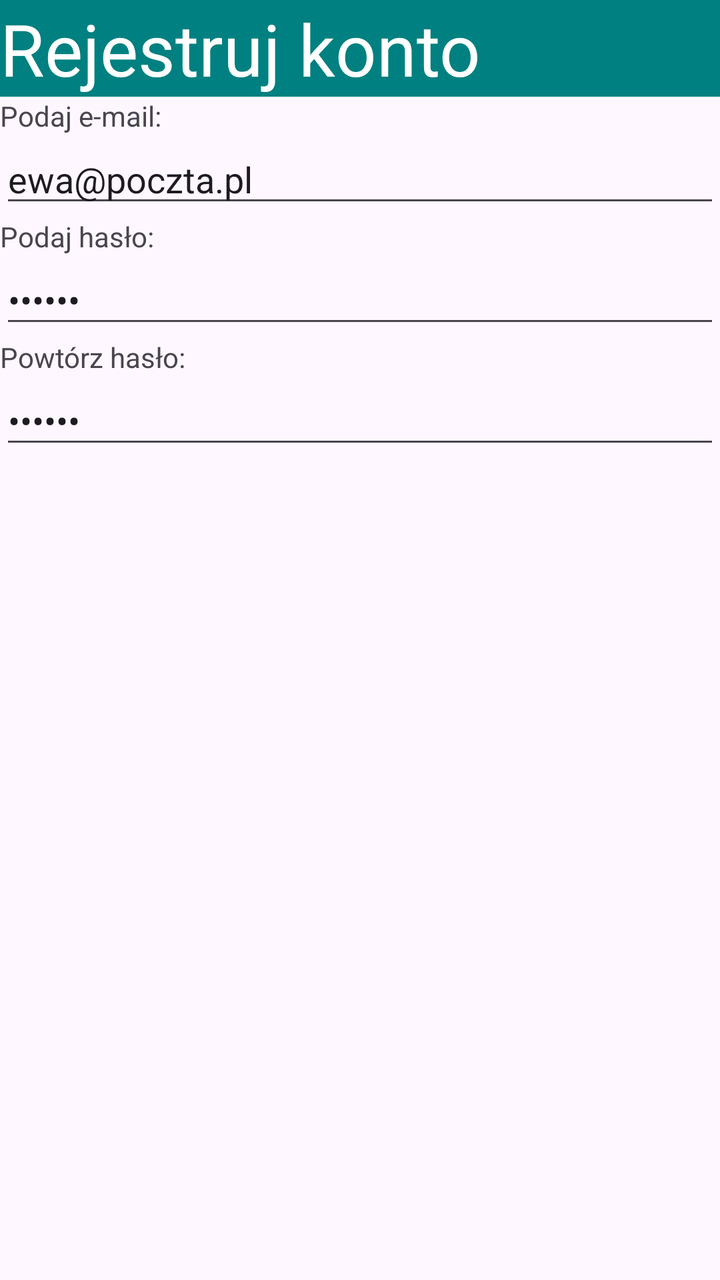
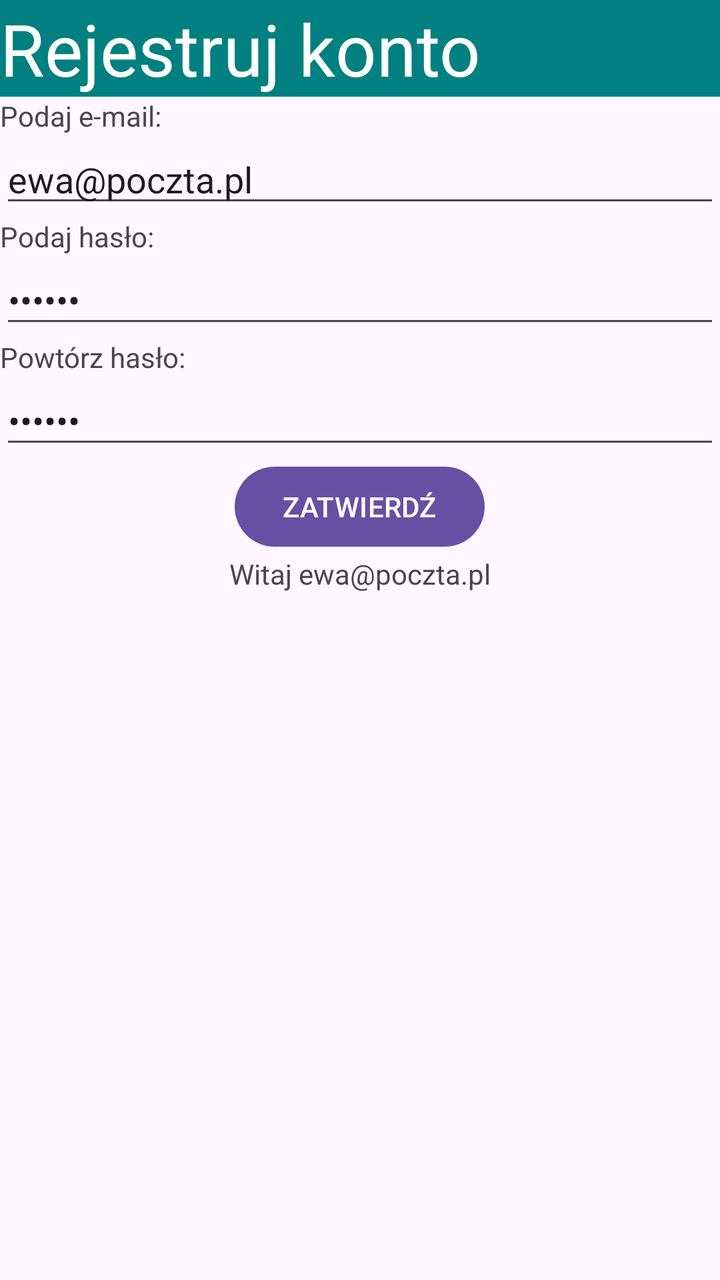

An Android layout rendered at two revisions. The XML below is the earlier revision; the diff shows what the commit changed to produce the second picture.
<!-- AndroidManifest.xml: application theme Theme.ZadanieEgzaminacyjne -->
<!-- res/layout/activity_main.xml -->
<?xml version="1.0" encoding="utf-8"?>
<LinearLayout xmlns:android="http://schemas.android.com/apk/res/android"
    android:id="@+id/main"
    android:layout_width="match_parent"
    android:layout_height="match_parent"
    android:orientation="vertical">

    <TextView
        android:layout_width="match_parent"
        android:layout_height="wrap_content"
        android:background="#008080"
        android:gravity="center_vertical"
        android:text="Rejestruj konto"
        android:textColor="#FFFFFF"
        android:textSize="36sp" />

    <TextView
        android:layout_width="wrap_content"
        android:layout_height="wrap_content"
        android:text="Podaj e-mail:" />

    <EditText
        android:layout_width="match_parent"
        android:layout_height="wrap_content"
        android:inputType="textEmailAddress"
        android:text="ewa@poczta.pl" />

    <TextView
        android:layout_width="wrap_content"
        android:layout_height="wrap_content"
        android:text="Podaj hasło:" />

    <EditText
        android:layout_width="match_parent"
        android:layout_height="wrap_content"
        android:inputType="textPassword"
        android:text="haslo1" />

    <TextView
        android:layout_width="wrap_content"
        android:layout_height="wrap_content"
        android:text="Powtórz hasło:" />

    <EditText
        android:layout_width="match_parent"
        android:layout_height="wrap_content"
        android:inputType="textPassword"
        android:text="haslo1" />

</LinearLayout>
<!-- resources referenced by this layout -->
<resources>
  <style name="Theme.ZadanieEgzaminacyjne" parent="Base.Theme.ZadanieEgzaminacyjne" />
  <style name="Base.Theme.ZadanieEgzaminacyjne" parent="Theme.Material3.DayNight.NoActionBar">
          
          
      </style>
</resources>

<!-- the commit's change to res/layout/activity_main.xml (unified diff, before → after) -->
@@ -47,4 +47,16 @@
         android:inputType="textPassword"
         android:text="haslo1" />
 
+    <Button
+        android:layout_width="wrap_content"
+        android:layout_height="wrap_content"
+        android:layout_gravity="center_horizontal"
+        android:text="ZATWIERDŹ" />
+
+    <TextView
+        android:layout_width="wrap_content"
+        android:layout_height="wrap_content"
+        android:layout_gravity="center_horizontal"
+        android:text="Witaj ewa@poczta.pl" />
+
 </LinearLayout>
